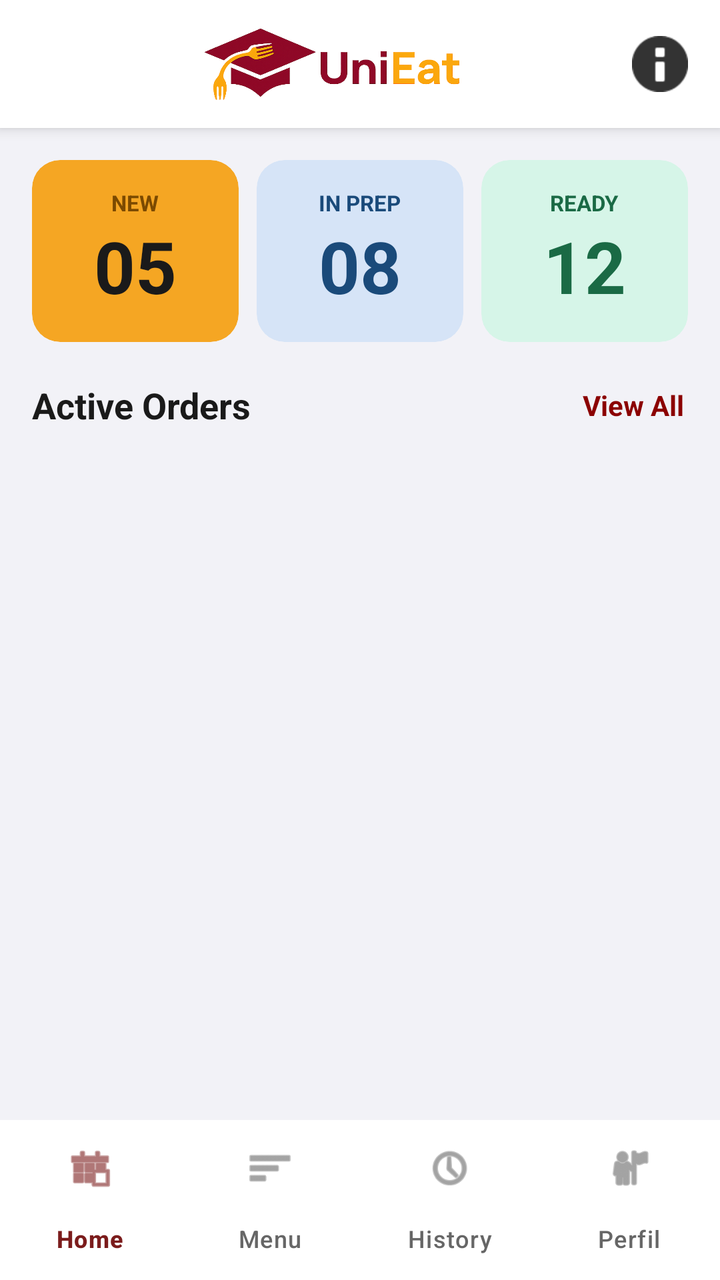
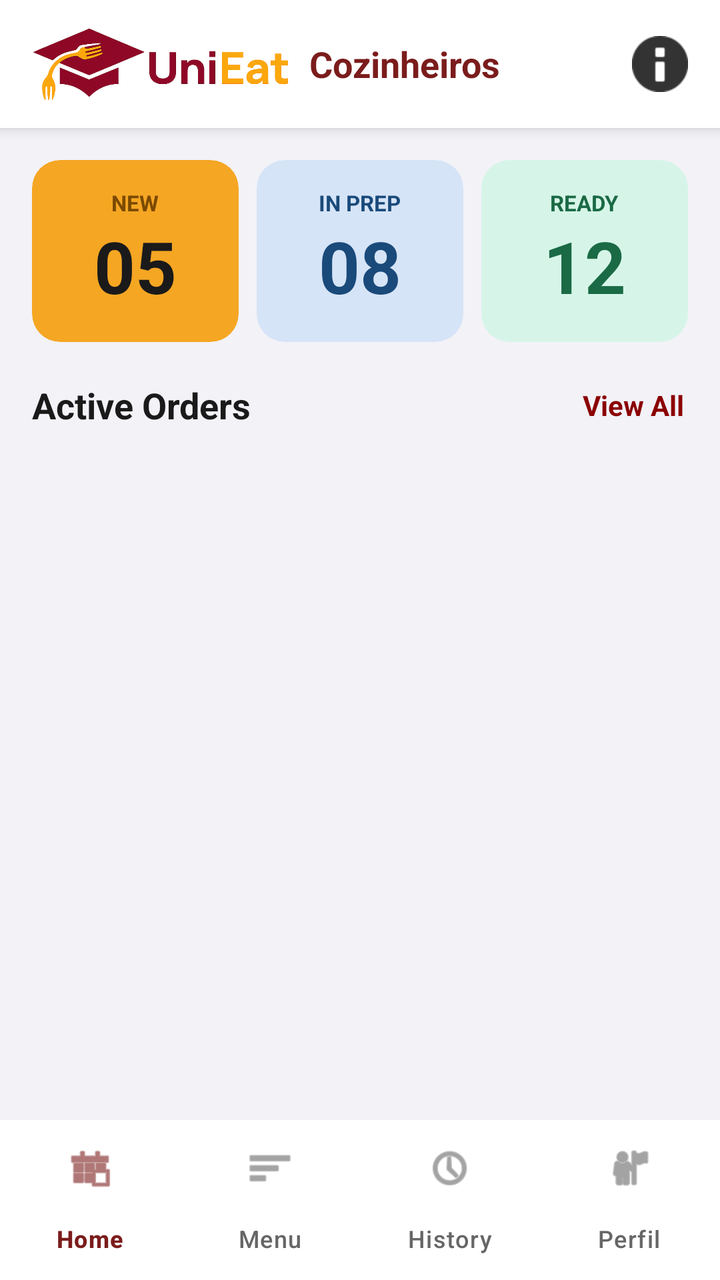

An Android layout rendered at two revisions. The XML below is the earlier revision; the diff shows what the commit changed to produce the second picture.
<!-- AndroidManifest.xml: application theme Theme.UniEat -->
<!-- res/layout/activity_kitchen_home.xml -->
<?xml version="1.0" encoding="utf-8"?>
<androidx.constraintlayout.widget.ConstraintLayout
    xmlns:android="http://schemas.android.com/apk/res/android"
    xmlns:app="http://schemas.android.com/apk/res-auto"
    xmlns:tools="http://schemas.android.com/tools"
    android:layout_width="match_parent"
    android:layout_height="match_parent"
    android:background="#F2F2F7"
    android:fitsSystemWindows="true">

    
    <LinearLayout
        android:id="@+id/topBar"
        android:layout_width="0dp"
        android:layout_height="wrap_content"
        android:orientation="horizontal"
        android:paddingHorizontal="16dp"
        android:paddingVertical="14dp"
        android:background="#FFFFFF"
        android:gravity="center_vertical"
        app:layout_constraintTop_toTopOf="parent"
        app:layout_constraintStart_toStartOf="parent"
        app:layout_constraintEnd_toEndOf="parent"
        android:elevation="4dp">

        <ImageView
            android:id="@+id/imgLogo"
            android:layout_width="0dp"
            android:layout_height="36dp"
            android:layout_weight="1"
            android:src="@drawable/logo_unieat"
            android:adjustViewBounds="true"
            android:contentDescription="UniEat" />

        <ImageView
            android:id="@+id/imgNotification"
            android:layout_width="28dp"
            android:layout_height="28dp"
            android:src="@android:drawable/ic_dialog_info"
            app:tint="#333333" />
    </LinearLayout>

    <androidx.core.widget.NestedScrollView
        android:layout_width="match_parent"
        android:layout_height="0dp"
        android:fillViewport="true"
        app:layout_constraintTop_toBottomOf="@id/topBar"
        app:layout_constraintBottom_toTopOf="@+id/bottomNavigation">

        <LinearLayout
            android:layout_width="match_parent"
            android:layout_height="wrap_content"
            android:orientation="vertical">

            
            <LinearLayout
                android:id="@+id/statusCardsRow"
                android:layout_width="match_parent"
                android:layout_height="wrap_content"
                android:orientation="horizontal"
                android:paddingHorizontal="16dp"
                android:paddingTop="16dp"
                android:paddingBottom="8dp"
                android:weightSum="3">

                
                <androidx.cardview.widget.CardView
                    android:id="@+id/cardFilterNew"
                    android:layout_width="0dp"
                    android:layout_height="wrap_content"
                    android:layout_weight="1"
                    android:layout_marginEnd="6dp"
                    android:clickable="true"
                    android:focusable="true"
                    app:cardCornerRadius="14dp"
                    app:cardElevation="0dp"
                    app:cardBackgroundColor="#F5A623">

                    <LinearLayout
                        android:layout_width="match_parent"
                        android:layout_height="wrap_content"
                        android:orientation="vertical"
                        android:padding="14dp"
                        android:gravity="center">

                        <TextView
                            android:layout_width="wrap_content"
                            android:layout_height="wrap_content"
                            android:text="NEW"
                            android:textColor="#7B4A00"
                            android:textSize="11sp"
                            android:textStyle="bold" />

                        <TextView
                            android:id="@+id/tvNewCount"
                            android:layout_width="wrap_content"
                            android:layout_height="wrap_content"
                            android:text="05"
                            android:textColor="#1A1A1A"
                            android:textSize="36sp"
                            android:textStyle="bold" />
                    </LinearLayout>
                </androidx.cardview.widget.CardView>

                
                <androidx.cardview.widget.CardView
                    android:id="@+id/cardFilterInPrep"
                    android:layout_width="0dp"
                    android:layout_height="wrap_content"
                    android:layout_weight="1"
                    android:layout_marginHorizontal="3dp"
                    android:clickable="true"
                    android:focusable="true"
                    app:cardCornerRadius="14dp"
                    app:cardElevation="0dp"
                    app:cardBackgroundColor="#D6E4F7">

                    <LinearLayout
                        android:layout_width="match_parent"
                        android:layout_height="wrap_content"
                        android:orientation="vertical"
                        android:padding="14dp"
                        android:gravity="center">

                        <TextView
                            android:layout_width="wrap_content"
                            android:layout_height="wrap_content"
                            android:text="IN PREP"
                            android:textColor="#1A4A7A"
                            android:textSize="11sp"
                            android:textStyle="bold" />

                        <TextView
                            android:id="@+id/tvInPrepCount"
                            android:layout_width="wrap_content"
                            android:layout_height="wrap_content"
                            android:text="08"
                            android:textColor="#1A4A7A"
                            android:textSize="36sp"
                            android:textStyle="bold" />
                    </LinearLayout>
                </androidx.cardview.widget.CardView>

                
                <androidx.cardview.widget.CardView
                    android:id="@+id/cardFilterReady"
                    android:layout_width="0dp"
                    android:layout_height="wrap_content"
                    android:layout_weight="1"
                    android:layout_marginStart="6dp"
                    android:clickable="true"
                    android:focusable="true"
                    app:cardCornerRadius="14dp"
                    app:cardElevation="0dp"
                    app:cardBackgroundColor="#D6F5E8">

                    <LinearLayout
                        android:layout_width="match_parent"
                        android:layout_height="wrap_content"
                        android:orientation="vertical"
                        android:padding="14dp"
                        android:gravity="center">

                        <TextView
                            android:layout_width="wrap_content"
                            android:layout_height="wrap_content"
                            android:text="READY"
                            android:textColor="#1A6A45"
                            android:textSize="11sp"
                            android:textStyle="bold" />

                        <TextView
                            android:id="@+id/tvReadyCount"
                            android:layout_width="wrap_content"
                            android:layout_height="wrap_content"
                            android:text="12"
                            android:textColor="#1A6A45"
                            android:textSize="36sp"
                            android:textStyle="bold" />
                    </LinearLayout>
                </androidx.cardview.widget.CardView>
            </LinearLayout>

            
            <LinearLayout
                android:id="@+id/activeOrdersHeader"
                android:layout_width="match_parent"
                android:layout_height="wrap_content"
                android:orientation="horizontal"
                android:paddingHorizontal="16dp"
                android:paddingVertical="10dp"
                android:gravity="center_vertical">

                <TextView
                    android:layout_width="0dp"
                    android:layout_height="wrap_content"
                    android:layout_weight="1"
                    android:text="Active Orders"
                    android:textColor="#1A1A1A"
                    android:textSize="18sp"
                    android:textStyle="bold" />

                <TextView
                    android:id="@+id/tvViewAll"
                    android:layout_width="wrap_content"
                    android:layout_height="wrap_content"
                    android:text="View All"
                    android:textColor="#8B0000"
                    android:textSize="14sp"
                    android:textStyle="bold"
                    android:paddingVertical="4dp"
                    android:paddingHorizontal="2dp"
                    android:clickable="true"
                    android:focusable="true" />
            </LinearLayout>

            
            <androidx.recyclerview.widget.RecyclerView
                android:id="@+id/recyclerOrders"
                android:layout_width="match_parent"
                android:layout_height="wrap_content"
                android:paddingHorizontal="16dp"
                android:paddingTop="10dp"
                android:paddingBottom="12dp"
                android:clipToPadding="false"
                app:layoutManager="androidx.recyclerview.widget.LinearLayoutManager"
                tools:listitem="@layout/item_kitchen_order" />

        </LinearLayout>
    </androidx.core.widget.NestedScrollView>

    <com.google.android.material.bottomnavigation.BottomNavigationView
        android:id="@+id/bottomNavigation"
        android:layout_width="match_parent"
        android:layout_height="80dp"
        android:background="#FFFFFF"
        app:itemIconTint="@drawable/nav_item_color"
        app:itemTextColor="@drawable/nav_item_color"
        app:itemActiveIndicatorStyle="@style/Widget.Material3.BottomNavigationView.ActiveIndicator"
        app:itemRippleColor="@null"
        app:labelVisibilityMode="labeled"
        app:menu="@menu/kitchen_nav_menu"
        app:layout_constraintBottom_toBottomOf="parent" />

</androidx.constraintlayout.widget.ConstraintLayout>
<!-- res/layout/item_kitchen_order.xml (included above) -->
<?xml version="1.0" encoding="utf-8"?>
<com.google.android.material.card.MaterialCardView xmlns:android="http://schemas.android.com/apk/res/android"
    xmlns:app="http://schemas.android.com/apk/res-auto"
    android:id="@+id/cardOrder"
    android:layout_width="match_parent"
    android:layout_height="wrap_content"
    android:layout_marginBottom="12dp"
    app:cardCornerRadius="16dp"
    app:cardElevation="2dp"
    app:strokeColor="#EEEEEE"
    app:strokeWidth="1dp">

    <LinearLayout
        android:layout_width="match_parent"
        android:layout_height="wrap_content"
        android:orientation="horizontal">

        
        <View
            android:id="@+id/viewStatusIndicator"
            android:layout_width="4dp"
            android:layout_height="match_parent"
            android:background="#FFB84C" />

        <LinearLayout
            android:layout_width="match_parent"
            android:layout_height="wrap_content"
            android:orientation="vertical"
            android:padding="16dp">

            <RelativeLayout
                android:layout_width="match_parent"
                android:layout_height="wrap_content">

                <LinearLayout
                    android:layout_width="wrap_content"
                    android:layout_height="wrap_content"
                    android:layout_alignParentStart="true"
                    android:layout_toStartOf="@+id/llTimeStatus"
                    android:orientation="vertical">

                    <TextView
                        android:id="@+id/tvOrderNumber"
                        android:layout_width="wrap_content"
                        android:layout_height="wrap_content"
                        android:text="Order #8842"
                        android:textColor="#888888"
                        android:textSize="11sp" />

                    <TextView
                        android:id="@+id/tvCustomerName"
                        android:layout_width="wrap_content"
                        android:layout_height="wrap_content"
                        android:layout_marginTop="2dp"
                        android:text="Marcos Vinícius"
                        android:textColor="#000000"
                        android:textSize="16sp"
                        android:textStyle="bold" />

                    <TextView
                        android:id="@+id/tvLocation"
                        android:layout_width="wrap_content"
                        android:layout_height="wrap_content"
                        android:layout_marginTop="2dp"
                        android:text="UNINTA • Engineering Block"
                        android:textColor="#666666"
                        android:textSize="13sp" />
                </LinearLayout>

                <LinearLayout
                    android:id="@+id/llTimeStatus"
                    android:layout_width="wrap_content"
                    android:layout_height="wrap_content"
                    android:layout_alignParentEnd="true"
                    android:gravity="end"
                    android:orientation="vertical">

                    <TextView
                        android:id="@+id/tvOrderTime"
                        android:layout_width="wrap_content"
                        android:layout_height="wrap_content"
                        android:text="10:45 AM"
                        android:textColor="#888888"
                        android:textSize="11sp" />

                    <TextView
                        android:id="@+id/tvStatusBadge"
                        android:layout_width="wrap_content"
                        android:layout_height="wrap_content"
                        android:layout_marginTop="6dp"
                        android:background="@drawable/shape_badge_destaque"
                        android:backgroundTint="#FFF5E1"
                        android:paddingHorizontal="8dp"
                        android:paddingVertical="2dp"
                        android:text="NEW"
                        android:textColor="#FFB84C"
                        android:textSize="9sp"
                        android:textStyle="bold" />
                </LinearLayout>
            </RelativeLayout>

            <com.google.android.material.chip.ChipGroup
                android:id="@+id/chipGroupItems"
                android:layout_width="match_parent"
                android:layout_height="wrap_content"
                android:layout_marginTop="12dp"
                app:chipSpacingHorizontal="8dp">
                
            </com.google.android.material.chip.ChipGroup>

            <com.google.android.material.button.MaterialButton
                android:id="@+id/btnOrderAction"
                android:layout_width="match_parent"
                android:layout_height="48dp"
                android:layout_marginTop="16dp"
                android:backgroundTint="#7B1C1C"
                android:text="Accept Order"
                android:textAllCaps="false"
                android:textColor="#FFFFFF"
                android:textSize="14sp"
                android:textStyle="bold"
                app:cornerRadius="10dp" />

        </LinearLayout>
    </LinearLayout>
</com.google.android.material.card.MaterialCardView>
<!-- resources referenced by this layout -->
<resources>
  <!-- drawable logo_unieat: png bitmap (drawable, 134527 bytes) -->
  <!-- drawable nav_item_color (drawable) -->
  <?xml version="1.0" encoding="utf-8"?>
  <selector xmlns:android="http://schemas.android.com/apk/res/android">
      <item android:color="#7B1C1C" android:state_checked="true" />
      <item android:color="#666666" />
  </selector>
  <!-- drawable shape_badge_destaque (drawable) -->
  <?xml version="1.0" encoding="utf-8"?>
  <shape xmlns:android="http://schemas.android.com/apk/res/android">
      <solid android:color="#FFE8B1" />
      <corners android:radius="12dp" />
  </shape>
  <style name="Theme.UniEat" parent="Base.Theme.UniEat" />
  <style name="Base.Theme.UniEat" parent="Theme.Material3.Light.NoActionBar">
  </style>
</resources>

<!-- the commit's change to res/layout/activity_kitchen_home.xml (unified diff, before → after) -->
@@ -25,12 +25,21 @@
 
         <ImageView
             android:id="@+id/imgLogo"
-            android:layout_width="0dp"
+            android:layout_width="wrap_content"
             android:layout_height="36dp"
-            android:layout_weight="1"
             android:src="@drawable/logo_unieat"
             android:adjustViewBounds="true"
             android:contentDescription="UniEat" />
+
+        <TextView
+            android:layout_width="0dp"
+            android:layout_height="wrap_content"
+            android:layout_weight="1"
+            android:layout_marginStart="10dp"
+            android:text="Cozinheiros"
+            android:textColor="#7B1C1C"
+            android:textSize="18sp"
+            android:textStyle="bold" />
 
         <ImageView
             android:id="@+id/imgNotification"
